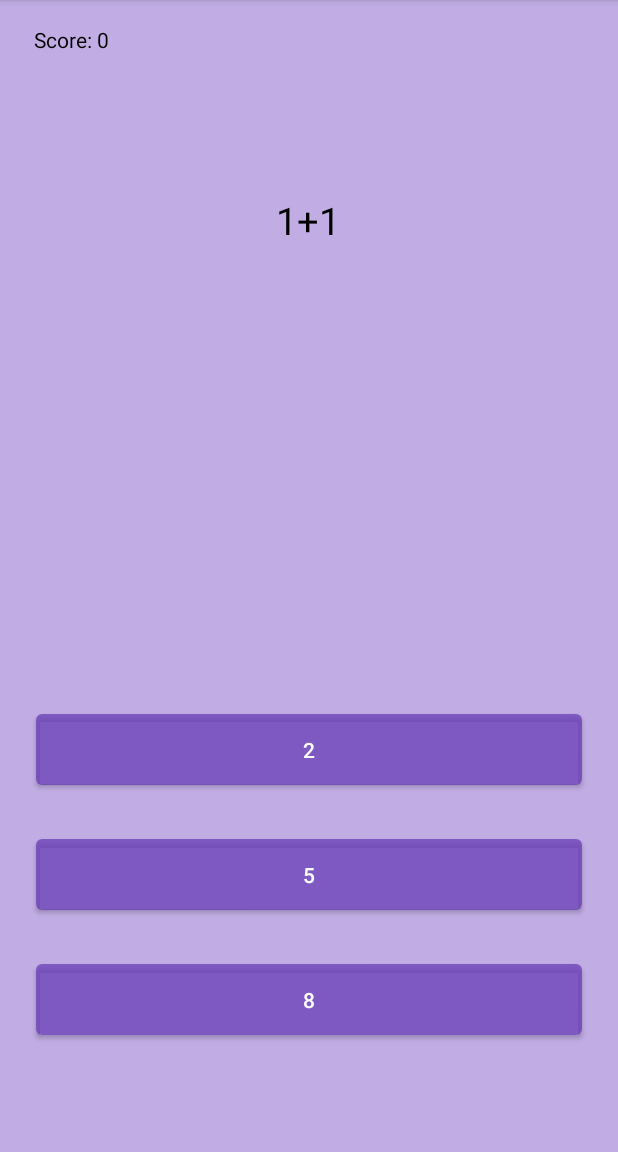
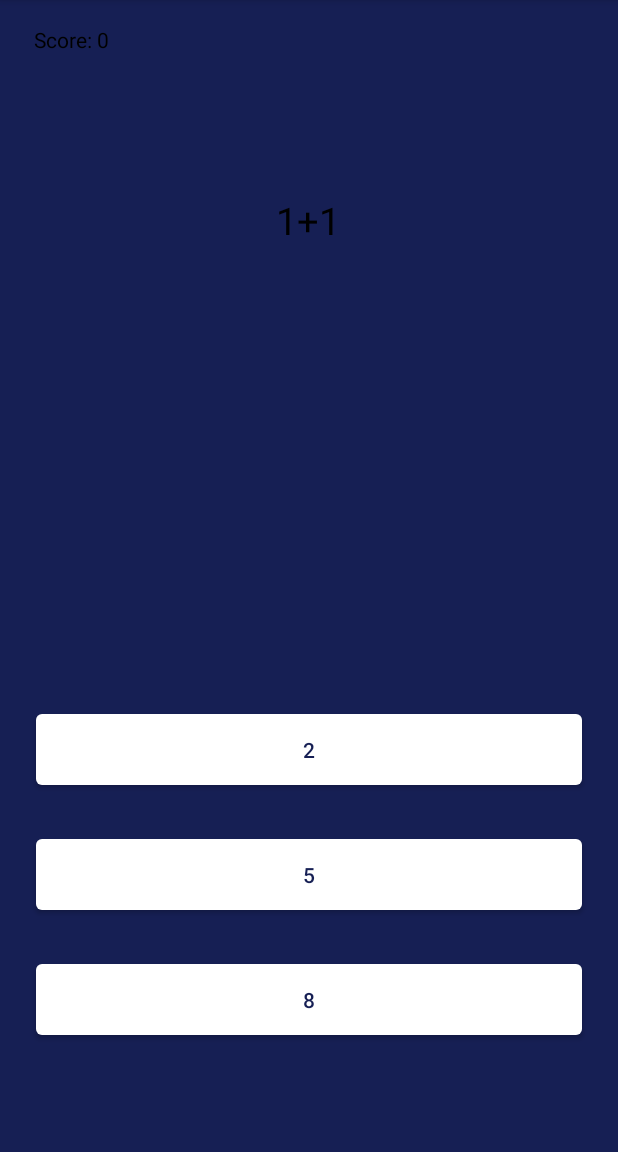
Before and after one commit to Lipao12/AppTraineeOnGrid, an Android app: the TelaJogo screen opened directly, with no data from a screen before it, after a tap on "CONTINUAR", on a phone screen of 412 x 824 dp, the part 84-1236 px from its top. Run offline under Robolectric (Android 15) with nearby library versions, the phone set to English and light mode, and no system bars.

Commit message:
Mudar as cores das Activitys

```diff
--- a/app/src/main/java/com/example/apptreineeongrid/TelaJogo.java
+++ b/app/src/main/java/com/example/apptreineeongrid/TelaJogo.java
@@ -283,9 +283,9 @@ public class TelaJogo extends AppCompatActivity {
 
     private void pintarBotoes()
     {
-        mViewHolder.r1.setBackgroundColor(0xB9673AB7);
-        mViewHolder.r2.setBackgroundColor(0xB9673AB7);
-        mViewHolder.r3.setBackgroundColor(0xB9673AB7);
+        mViewHolder.r1.setBackgroundColor(0xFFFFFFFF);
+        mViewHolder.r2.setBackgroundColor(0xFFFFFFFF);
+        mViewHolder.r3.setBackgroundColor(0xFFFFFFFF);
     }
 
     private void respostaCorreta()
--- a/app/src/main/res/layout/activity_main.xml
+++ b/app/src/main/res/layout/activity_main.xml
@@ -4,7 +4,7 @@
     xmlns:tools="http://schemas.android.com/tools"
     android:layout_width="match_parent"
     android:layout_height="match_parent"
-    android:background="#C1ADE4"
+    android:background="#161F54"
     tools:context=".MainActivity">
 
 
@@ -12,7 +12,9 @@
         android:id="@+id/botao_iniciar_game"
         android:layout_width="wrap_content"
         android:layout_height="wrap_content"
+        android:background="#FFFFFF"
         android:text="@string/iniciar"
+        android:textColor="#161F54"
         app:layout_constraintBottom_toBottomOf="parent"
         app:layout_constraintEnd_toEndOf="parent"
         app:layout_constraintStart_toStartOf="parent"
--- a/app/src/main/res/layout/activity_tela_curiosidade.xml
+++ b/app/src/main/res/layout/activity_tela_curiosidade.xml
@@ -4,6 +4,7 @@
     xmlns:tools="http://schemas.android.com/tools"
     android:layout_width="match_parent"
     android:layout_height="match_parent"
+    android:background="#161F54"
     tools:context=".TelaCuriosidade">
 
 </androidx.constraintlayout.widget.ConstraintLayout>
--- a/app/src/main/res/layout/activity_tela_dificuldade.xml
+++ b/app/src/main/res/layout/activity_tela_dificuldade.xml
@@ -4,6 +4,7 @@
     xmlns:tools="http://schemas.android.com/tools"
     android:layout_width="match_parent"
     android:layout_height="match_parent"
+    android:background="#161F54"
     tools:context=".TelaDificuldade">
 
 </androidx.constraintlayout.widget.ConstraintLayout>
--- a/app/src/main/res/layout/activity_tela_jogo.xml
+++ b/app/src/main/res/layout/activity_tela_jogo.xml
@@ -4,7 +4,7 @@
     xmlns:tools="http://schemas.android.com/tools"
     android:layout_width="match_parent"
     android:layout_height="match_parent"
-    android:background="#C1ADE4"
+    android:background="#161F54"
     tools:context=".TelaJogo">
 
     <Button
@@ -14,7 +14,8 @@
         android:layout_marginStart="24dp"
         android:layout_marginEnd="24dp"
         android:text="@string/R1"
-        app:backgroundTint="#B9673AB7"
+        android:textColor="#161F54"
+        app:backgroundTint="#FFFFFF"
         app:layout_constraintBottom_toBottomOf="parent"
         app:layout_constraintEnd_toEndOf="parent"
         app:layout_constraintHorizontal_bias="0.0"
@@ -30,7 +31,8 @@
         android:layout_marginTop="24dp"
         android:layout_marginEnd="24dp"
         android:text="@string/R2"
-        app:backgroundTint="#B9673AB7"
+        android:textColor="#161F54"
+        app:backgroundTint="#FFFFFF"
         app:layout_constraintEnd_toEndOf="parent"
         app:layout_constraintStart_toStartOf="parent"
         app:layout_constraintTop_toBottomOf="@+id/Opc1" />
@@ -43,7 +45,8 @@
         android:layout_marginTop="24dp"
         android:layout_marginEnd="24dp"
         android:text="@string/R3"
-        app:backgroundTint="#B9673AB7"
+        android:textColor="#161F54"
+        app:backgroundTint="#FFFFFF"
         app:layout_constraintBottom_toBottomOf="parent"
         app:layout_constraintEnd_toEndOf="parent"
         app:layout_constraintHorizontal_bias="1.0"
```
